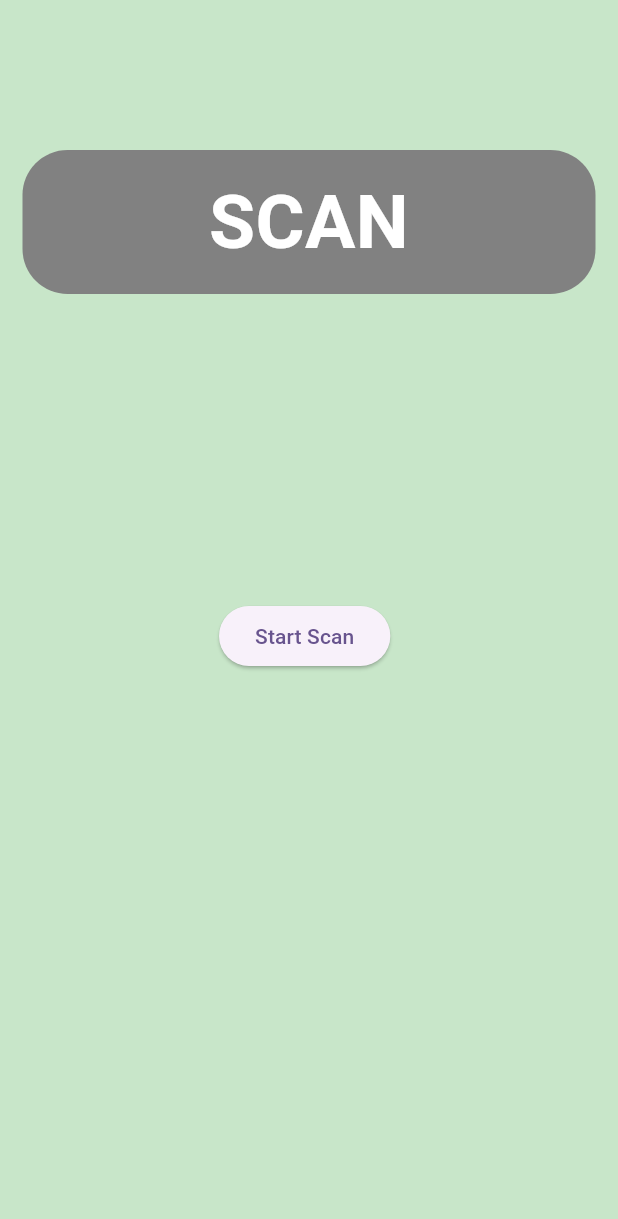
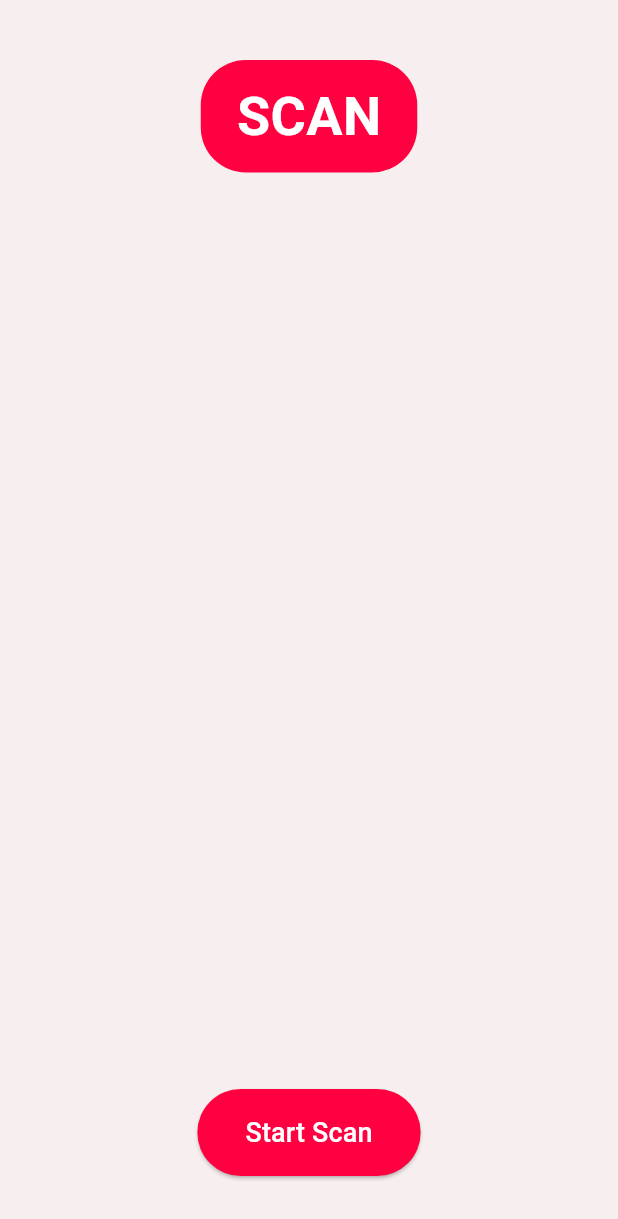
Before and after one commit to avirdi1/nopressure, a Flutter app: the ScanPage screen opened directly, on a phone screen of 412 x 824 dp. Shown: the top 1219 px of the screen. Run offline on Flutter 3.47's test engine with Material 3 defaults, Android fonts, the phone set to English and light mode, and no system bars; our stand-ins replace shared_preferences; accounts and stored records are empty.

Commit message:
changed basic layout of scan

```diff
--- a/lib/screens/scan.dart
+++ b/lib/screens/scan.dart
@@ -3,44 +3,54 @@ import 'package:flutter/material.dart';
 class ScanPage extends StatelessWidget {
   const ScanPage({super.key});
 
+  Widget buildPageHeader(String title) {
+    return Padding(
+      padding: const EdgeInsets.only(top: 40),
+      child: Center(
+        child: Container(
+          padding: const EdgeInsets.symmetric(horizontal: 24, vertical: 12),
+          decoration: BoxDecoration(
+            color: const Color.fromARGB(255, 255, 1, 65),
+            borderRadius: BorderRadius.circular(30),
+          ),
+          child: Text(
+            title.toUpperCase(),
+            style: const TextStyle(
+              color: Colors.white,
+              fontSize: 36,
+              fontWeight: FontWeight.bold,
+            ),
+          ),
+        ),
+      ),
+    );
+  }
+
   @override
   Widget build(BuildContext context) {
     return Scaffold(
-      backgroundColor: Colors.green[100],
-      body: Stack(
-        children: [
-          Positioned(
-            top: 100,
-            left: 15,
-            right: 15,
-            child: Container(
-              padding: const EdgeInsets.symmetric(horizontal: 24, vertical: 12),
-              decoration: BoxDecoration(
-                color: const Color.fromARGB(255, 129, 129, 129),
-                borderRadius: BorderRadius.circular(30),
+      backgroundColor: const Color.fromARGB(255, 247, 239, 239),
+      body: SafeArea(
+        child: Column(
+          children: [
+            buildPageHeader("Scan"),
+            const Spacer(),
+            ElevatedButton(
+              onPressed: () {
+                // TODO: Add scan logic
+              },
+              style: ElevatedButton.styleFrom(
+                backgroundColor: const Color.fromARGB(255, 255, 1, 65),
+                padding: const EdgeInsets.symmetric(horizontal: 32, vertical: 16),
               ),
               child: const Text(
-                "SCAN",
-                style: TextStyle(
-                  color: Color.fromARGB(255, 255, 255, 255),
-                  fontSize: 50,
-                  fontWeight: FontWeight.bold,
-                ),
-                textAlign: TextAlign.center,
+                "Start Scan",
+                style: TextStyle(fontSize: 18, color: Colors.white),
               ),
             ),
-          ),
-          Positioned(
-            top: 400,
-            left: MediaQuery.of(context).size.width / 2 - 60,
-            child: ElevatedButton(
-              onPressed: () {
-                // TODO: Add logic
-              },
-              child: const Text("Start Scan"),
-            ),
-          ),
-        ],
+            const SizedBox(height: 40),
+          ],
+        ),
       ),
     );
   }
```
